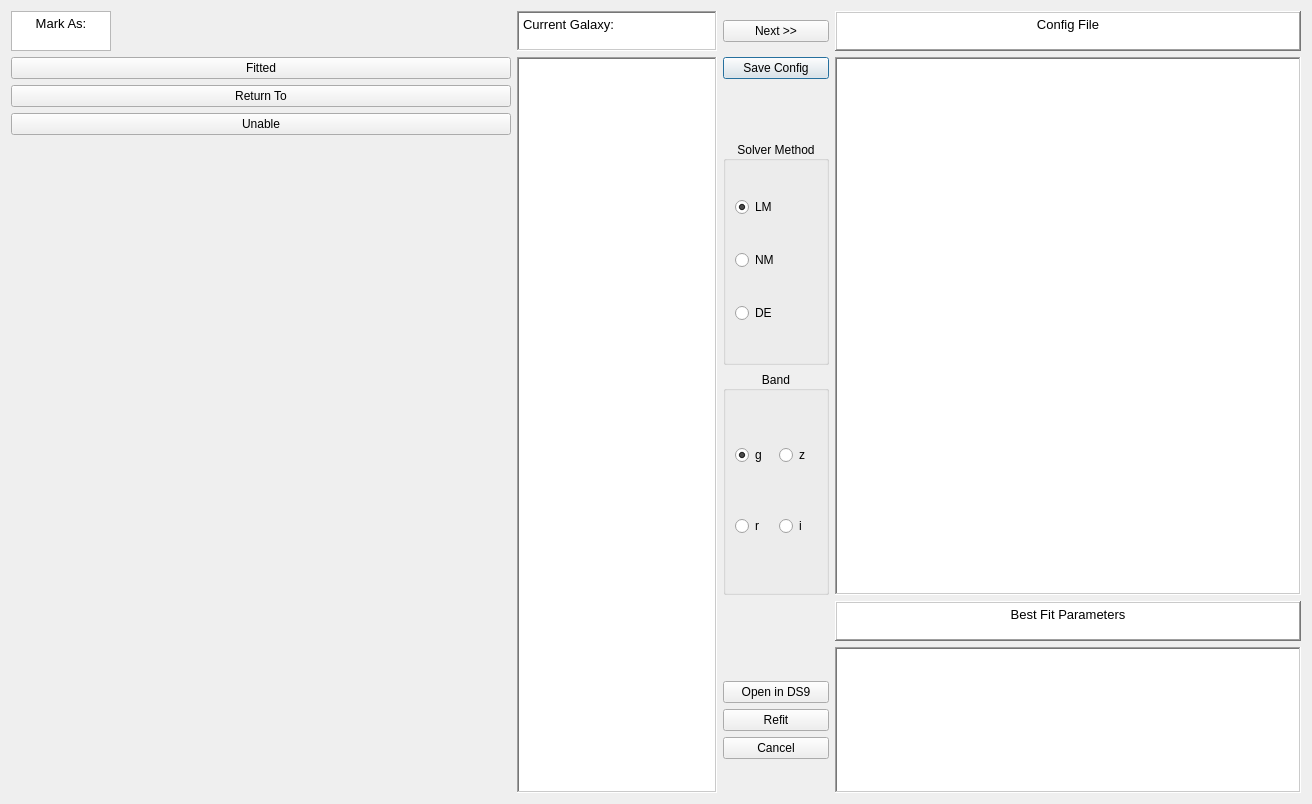
rpsmith4/photometric-decomp-analysis, file GUI/ds9_open.ui: the form before one commit.
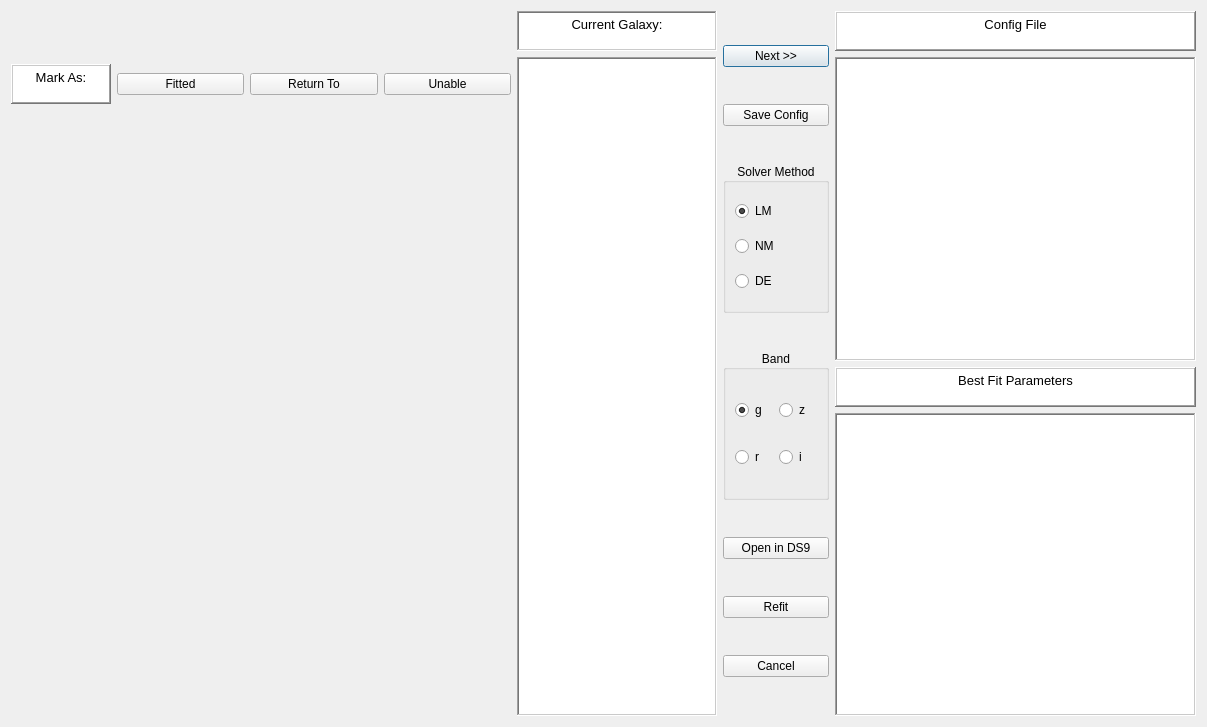
The form after the commit.

Commit message: Some logic changes and GUI layout changes

The edit to the form file:
```diff
--- a/GUI/ds9_open.ui
+++ b/GUI/ds9_open.ui
@@ -6,8 +6,8 @@
    <rect>
     <x>0</x>
     <y>0</y>
-    <width>1312</width>
-    <height>804</height>
+    <width>1207</width>
+    <height>727</height>
    </rect>
   </property>
   <property name="windowTitle">
@@ -16,12 +16,34 @@
   <property name="autoFillBackground">
    <bool>false</bool>
   </property>
-  <layout class="QGridLayout" name="gridLayout_2">
-   <property name="sizeConstraint">
-    <enum>QLayout::SizeConstraint::SetDefaultConstraint</enum>
-   </property>
-   <item row="6" column="3">
+  <layout class="QGridLayout" name="gridLayout" columnstretch="0,0,0,1">
+   <item row="2" column="2">
+    <layout class="QVBoxLayout" name="verticalLayout_3">
+     <property name="spacing">
+      <number>3</number>
+     </property>
+     <item>
+      <widget class="QPushButton" name="nextgalbutton">
+       <property name="text">
+        <string>Next &gt;&gt;</string>
+       </property>
+      </widget>
+     </item>
+     <item>
+      <widget class="QPushButton" name="saveconfigbutton">
+       <property name="text">
+        <string>Save Config</string>
+       </property>
+      </widget>
+     </item>
+     <item>
     <widget class="QGroupBox" name="groupBox">
+       <property name="maximumSize">
+        <size>
+         <width>16777215</width>
+         <height>150</height>
+        </size>
+       </property>
      <property name="title">
       <string>Solver Method</string>
      </property>
@@ -59,64 +81,14 @@
      </layout>
     </widget>
    </item>
-   <item row="3" column="3">
-    <widget class="QPushButton" name="saveconfigbutton">
-     <property name="text">
-      <string>Save Config</string>
-     </property>
-    </widget>
-   </item>
-   <item row="6" column="0" rowspan="3">
-    <widget class="QLabel" name="label">
-     <property name="minimumSize">
-      <size>
-       <width>500</width>
-       <height>500</height>
-      </size>
-     </property>
-     <property name="maximumSize">
-      <size>
-       <width>500</width>
-       <height>500</height>
-      </size>
-     </property>
-     <property name="text">
-      <string/>
-     </property>
-     <property name="scaledContents">
-      <bool>true</bool>
-     </property>
-    </widget>
-   </item>
-   <item row="0" column="3">
-    <widget class="QPushButton" name="nextgalbutton">
-     <property name="text">
-      <string>Next &gt;&gt;</string>
-     </property>
-    </widget>
-   </item>
-   <item row="0" column="0">
-    <widget class="QTextBrowser" name="textBrowser">
-     <property name="maximumSize">
-      <size>
-       <width>100</width>
-       <height>40</height>
-      </size>
-     </property>
-     <property name="html">
-      <string>&lt;!DOCTYPE HTML PUBLIC &quot;-//W3C//DTD HTML 4.0//EN&quot; &quot;http://www.w3.org/TR/REC-html40/strict.dtd&quot;&gt;
-&lt;html&gt;&lt;head&gt;&lt;meta name=&quot;qrichtext&quot; content=&quot;1&quot; /&gt;&lt;meta charset=&quot;utf-8&quot; /&gt;&lt;style type=&quot;text/css&quot;&gt;
-p, li { white-space: pre-wrap; }
-hr { height: 1px; border-width: 0; }
-li.unchecked::marker { content: &quot;\2610&quot;; }
-li.checked::marker { content: &quot;\2612&quot;; }
-&lt;/style&gt;&lt;/head&gt;&lt;body style=&quot; font-family:'Noto Sans'; font-size:10pt; font-weight:400; font-style:normal;&quot;&gt;
-&lt;p align=&quot;center&quot; style=&quot; margin-top:0px; margin-bottom:0px; margin-left:0px; margin-right:0px; -qt-block-indent:0; text-indent:0px;&quot;&gt;Mark As:&lt;/p&gt;&lt;/body&gt;&lt;/html&gt;</string>
-     </property>
-    </widget>
-   </item>
-   <item row="7" column="3">
+     <item>
     <widget class="QGroupBox" name="groupBox_2">
+       <property name="maximumSize">
+        <size>
+         <width>16777215</width>
+         <height>150</height>
+        </size>
+       </property>
      <property name="title">
       <string>Band</string>
      </property>
@@ -126,31 +98,7 @@
      <property name="flat">
       <bool>false</bool>
      </property>
-     <layout class="QGridLayout" name="gridLayout">
-      <item row="0" column="0">
-       <widget class="QRadioButton" name="gbutton">
-        <property name="text">
-         <string>g</string>
-        </property>
-        <property name="checked">
-         <bool>true</bool>
-        </property>
-       </widget>
-      </item>
-      <item row="1" column="0">
-       <widget class="QRadioButton" name="rbutton">
-        <property name="text">
-         <string>r</string>
-        </property>
-       </widget>
-      </item>
-      <item row="0" column="1">
-       <widget class="QRadioButton" name="zbutton">
-        <property name="text">
-         <string>z</string>
-        </property>
-       </widget>
-      </item>
+       <layout class="QGridLayout" name="gridLayout_4">
       <item row="1" column="1">
        <widget class="QRadioButton" name="ibutton">
         <property name="text">
@@ -158,80 +106,95 @@
         </property>
        </widget>
       </item>
-     </layout>
-    </widget>
-   </item>
    <item row="0" column="1">
-    <widget class="QTextBrowser" name="currentgalaxytext">
-     <property name="maximumSize">
-      <size>
-       <width>200</width>
-       <height>40</height>
-      </size>
-     </property>
-     <property name="frameShape">
-      <enum>QFrame::Shape::WinPanel</enum>
-     </property>
-     <property name="html">
-      <string>&lt;!DOCTYPE HTML PUBLIC &quot;-//W3C//DTD HTML 4.0//EN&quot; &quot;http://www.w3.org/TR/REC-html40/strict.dtd&quot;&gt;
-&lt;html&gt;&lt;head&gt;&lt;meta name=&quot;qrichtext&quot; content=&quot;1&quot; /&gt;&lt;meta charset=&quot;utf-8&quot; /&gt;&lt;style type=&quot;text/css&quot;&gt;
-p, li { white-space: pre-wrap; }
-hr { height: 1px; border-width: 0; }
-li.unchecked::marker { content: &quot;\2610&quot;; }
-li.checked::marker { content: &quot;\2612&quot;; }
-&lt;/style&gt;&lt;/head&gt;&lt;body style=&quot; font-family:'Noto Sans'; font-size:10pt; font-weight:400; font-style:normal;&quot;&gt;
-&lt;p style=&quot; margin-top:0px; margin-bottom:0px; margin-left:0px; margin-right:0px; -qt-block-indent:0; text-indent:0px;&quot;&gt;Current Galaxy:&lt;/p&gt;&lt;/body&gt;&lt;/html&gt;</string>
-     </property>
-    </widget>
-   </item>
-   <item row="5" column="0">
-    <widget class="QPushButton" name="markunable">
-     <property name="minimumSize">
-      <size>
-       <width>500</width>
-       <height>0</height>
-      </size>
-     </property>
+         <widget class="QRadioButton" name="zbutton">
+          <property name="text">
+           <string>z</string>
+          </property>
+         </widget>
+        </item>
+        <item row="1" column="0">
+         <widget class="QRadioButton" name="rbutton">
+          <property name="text">
+           <string>r</string>
+          </property>
+         </widget>
+        </item>
+        <item row="0" column="0">
+         <widget class="QRadioButton" name="gbutton">
+          <property name="text">
+           <string>g</string>
+          </property>
+          <property name="checked">
+           <bool>true</bool>
+          </property>
+         </widget>
+        </item>
+       </layout>
+      </widget>
+     </item>
+     <item>
+      <widget class="QPushButton" name="opends9button">
      <property name="text">
-      <string>Unable</string>
+        <string>Open in DS9</string>
      </property>
     </widget>
    </item>
-   <item row="11" column="3">
+     <item>
     <widget class="QPushButton" name="refitbutton">
      <property name="text">
       <string>Refit</string>
      </property>
     </widget>
    </item>
-   <item row="4" column="0">
-    <widget class="QPushButton" name="markreturn">
-     <property name="minimumSize">
-      <size>
-       <width>500</width>
-       <height>0</height>
-      </size>
-     </property>
-     <property name="text">
-      <string>Return To</string>
-     </property>
-    </widget>
-   </item>
-   <item row="12" column="3">
+     <item>
     <widget class="QPushButton" name="cancelbutton">
      <property name="text">
       <string>Cancel</string>
      </property>
     </widget>
    </item>
-   <item row="10" column="3">
-    <widget class="QPushButton" name="opends9button">
-     <property name="text">
-      <string>Open in DS9</string>
-     </property>
-    </widget>
-   </item>
-   <item row="8" column="4">
+    </layout>
+   </item>
+   <item row="2" column="3">
+    <layout class="QVBoxLayout" name="verticalLayout_2">
+     <item>
+      <widget class="QTextBrowser" name="currentgalaxytext_2">
+       <property name="maximumSize">
+        <size>
+         <width>16777215</width>
+         <height>40</height>
+        </size>
+       </property>
+       <property name="frameShape">
+        <enum>QFrame::Shape::WinPanel</enum>
+       </property>
+       <property name="frameShadow">
+        <enum>QFrame::Shadow::Raised</enum>
+       </property>
+       <property name="html">
+        <string>&lt;!DOCTYPE HTML PUBLIC &quot;-//W3C//DTD HTML 4.0//EN&quot; &quot;http://www.w3.org/TR/REC-html40/strict.dtd&quot;&gt;
+&lt;html&gt;&lt;head&gt;&lt;meta name=&quot;qrichtext&quot; content=&quot;1&quot; /&gt;&lt;meta charset=&quot;utf-8&quot; /&gt;&lt;style type=&quot;text/css&quot;&gt;
+p, li { white-space: pre-wrap; }
+hr { height: 1px; border-width: 0; }
+li.unchecked::marker { content: &quot;\2610&quot;; }
+li.checked::marker { content: &quot;\2612&quot;; }
+&lt;/style&gt;&lt;/head&gt;&lt;body style=&quot; font-family:'Noto Sans'; font-size:10pt; font-weight:400; font-style:normal;&quot;&gt;
+&lt;p align=&quot;center&quot; style=&quot; margin-top:0px; margin-bottom:0px; margin-left:0px; margin-right:0px; -qt-block-indent:0; text-indent:0px;&quot;&gt;Config File&lt;/p&gt;&lt;/body&gt;&lt;/html&gt;</string>
+       </property>
+      </widget>
+     </item>
+     <item>
+      <widget class="QPlainTextEdit" name="configeditor">
+       <property name="frameShape">
+        <enum>QFrame::Shape::WinPanel</enum>
+       </property>
+       <property name="frameShadow">
+        <enum>QFrame::Shadow::Sunken</enum>
+       </property>
+      </widget>
+     </item>
+     <item>
     <widget class="QTextBrowser" name="currentgalaxytext_3">
      <property name="maximumSize">
       <size>
@@ -257,8 +220,8 @@
      </property>
     </widget>
    </item>
-   <item row="3" column="4" rowspan="5">
-    <widget class="QPlainTextEdit" name="configeditor">
+     <item>
+      <widget class="QPlainTextEdit" name="plainTextEdit_2">
      <property name="frameShape">
       <enum>QFrame::Shape::WinPanel</enum>
      </property>
@@ -267,7 +230,43 @@
      </property>
     </widget>
    </item>
-   <item row="3" column="1" rowspan="11">
+    </layout>
+   </item>
+   <item row="2" column="1">
+    <layout class="QVBoxLayout" name="verticalLayout_5">
+     <property name="sizeConstraint">
+      <enum>QLayout::SizeConstraint::SetFixedSize</enum>
+     </property>
+     <item>
+      <widget class="QTextBrowser" name="currentgalaxytext">
+       <property name="minimumSize">
+        <size>
+         <width>200</width>
+         <height>0</height>
+        </size>
+       </property>
+       <property name="maximumSize">
+        <size>
+         <width>200</width>
+         <height>40</height>
+        </size>
+       </property>
+       <property name="frameShape">
+        <enum>QFrame::Shape::WinPanel</enum>
+       </property>
+       <property name="html">
+        <string>&lt;!DOCTYPE HTML PUBLIC &quot;-//W3C//DTD HTML 4.0//EN&quot; &quot;http://www.w3.org/TR/REC-html40/strict.dtd&quot;&gt;
+&lt;html&gt;&lt;head&gt;&lt;meta name=&quot;qrichtext&quot; content=&quot;1&quot; /&gt;&lt;meta charset=&quot;utf-8&quot; /&gt;&lt;style type=&quot;text/css&quot;&gt;
+p, li { white-space: pre-wrap; }
+hr { height: 1px; border-width: 0; }
+li.unchecked::marker { content: &quot;\2610&quot;; }
+li.checked::marker { content: &quot;\2612&quot;; }
+&lt;/style&gt;&lt;/head&gt;&lt;body style=&quot; font-family:'Noto Sans'; font-size:10pt; font-weight:400; font-style:normal;&quot;&gt;
+&lt;p align=&quot;center&quot; style=&quot; margin-top:0px; margin-bottom:0px; margin-left:0px; margin-right:0px; -qt-block-indent:0; text-indent:0px;&quot;&gt;Current Galaxy:&lt;/p&gt;&lt;/body&gt;&lt;/html&gt;</string>
+       </property>
+      </widget>
+     </item>
+     <item>
     <widget class="QListWidget" name="galaxylist">
      <property name="maximumSize">
       <size>
@@ -280,11 +279,17 @@
      </property>
     </widget>
    </item>
-   <item row="0" column="4">
-    <widget class="QTextBrowser" name="currentgalaxytext_2">
+    </layout>
+   </item>
+   <item row="2" column="0">
+    <layout class="QVBoxLayout" name="verticalLayout_6">
+     <item>
+      <layout class="QHBoxLayout" name="horizontalLayout">
+       <item>
+        <widget class="QTextBrowser" name="textBrowser">
      <property name="maximumSize">
       <size>
-       <width>16777215</width>
+           <width>100</width>
        <height>40</height>
       </size>
      </property>
@@ -302,25 +307,15 @@
 li.unchecked::marker { content: &quot;\2610&quot;; }
 li.checked::marker { content: &quot;\2612&quot;; }
 &lt;/style&gt;&lt;/head&gt;&lt;body style=&quot; font-family:'Noto Sans'; font-size:10pt; font-weight:400; font-style:normal;&quot;&gt;
-&lt;p align=&quot;center&quot; style=&quot; margin-top:0px; margin-bottom:0px; margin-left:0px; margin-right:0px; -qt-block-indent:0; text-indent:0px;&quot;&gt;Config File&lt;/p&gt;&lt;/body&gt;&lt;/html&gt;</string>
+&lt;p align=&quot;center&quot; style=&quot; margin-top:0px; margin-bottom:0px; margin-left:0px; margin-right:0px; -qt-block-indent:0; text-indent:0px;&quot;&gt;Mark As:&lt;/p&gt;&lt;/body&gt;&lt;/html&gt;</string>
      </property>
     </widget>
    </item>
-   <item row="9" column="4" rowspan="5">
-    <widget class="QPlainTextEdit" name="plainTextEdit_2">
-     <property name="frameShape">
-      <enum>QFrame::Shape::WinPanel</enum>
-     </property>
-     <property name="frameShadow">
-      <enum>QFrame::Shadow::Sunken</enum>
-     </property>
-    </widget>
-   </item>
-   <item row="3" column="0">
+       <item>
     <widget class="QPushButton" name="markfitted">
      <property name="minimumSize">
       <size>
-       <width>500</width>
+           <width>0</width>
        <height>0</height>
       </size>
      </property>
@@ -328,6 +323,58 @@
       <string>Fitted</string>
      </property>
     </widget>
+       </item>
+       <item>
+        <widget class="QPushButton" name="markreturn">
+         <property name="minimumSize">
+          <size>
+           <width>0</width>
+           <height>0</height>
+          </size>
+         </property>
+         <property name="text">
+          <string>Return To</string>
+         </property>
+        </widget>
+       </item>
+       <item>
+        <widget class="QPushButton" name="markunable">
+         <property name="minimumSize">
+          <size>
+           <width>0</width>
+           <height>0</height>
+          </size>
+         </property>
+         <property name="text">
+          <string>Unable</string>
+         </property>
+        </widget>
+       </item>
+      </layout>
+     </item>
+     <item>
+      <widget class="QLabel" name="label">
+       <property name="minimumSize">
+        <size>
+         <width>500</width>
+         <height>500</height>
+        </size>
+       </property>
+       <property name="maximumSize">
+        <size>
+         <width>500</width>
+         <height>500</height>
+        </size>
+       </property>
+       <property name="text">
+        <string/>
+       </property>
+       <property name="scaledContents">
+        <bool>true</bool>
+       </property>
+      </widget>
+     </item>
+    </layout>
    </item>
   </layout>
  </widget>
```
Left out of the diff: 2 changed lines with no effect on the pictures. Lines whose indentation alone changed are shown as unchanged. The commit also changes 1 other file.
